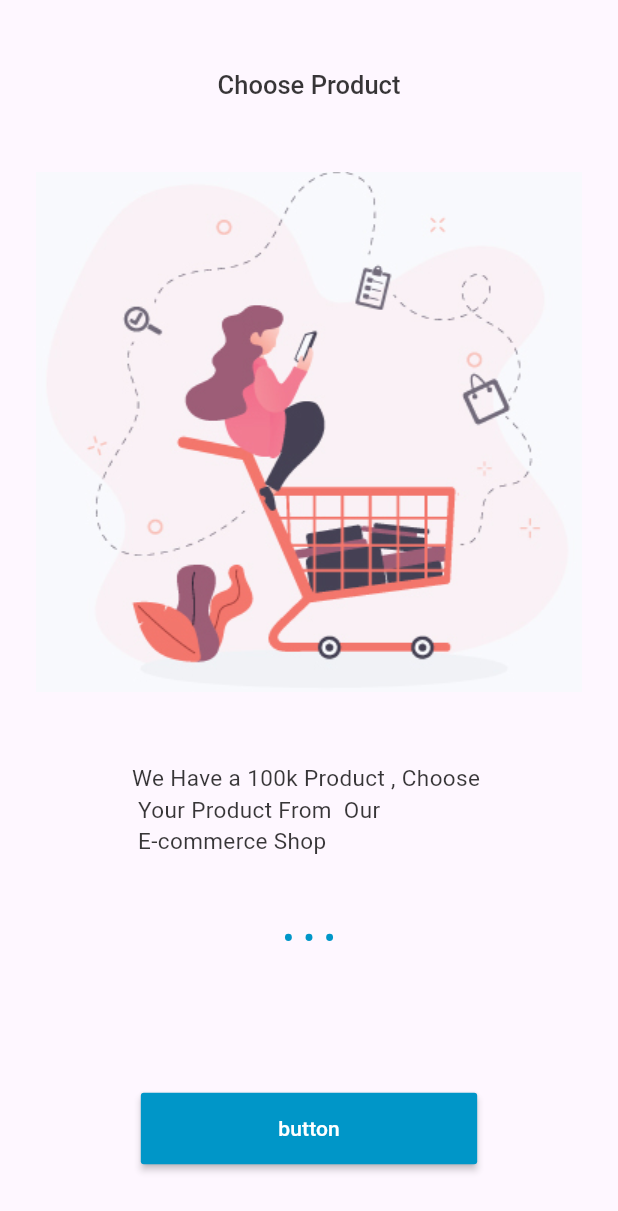
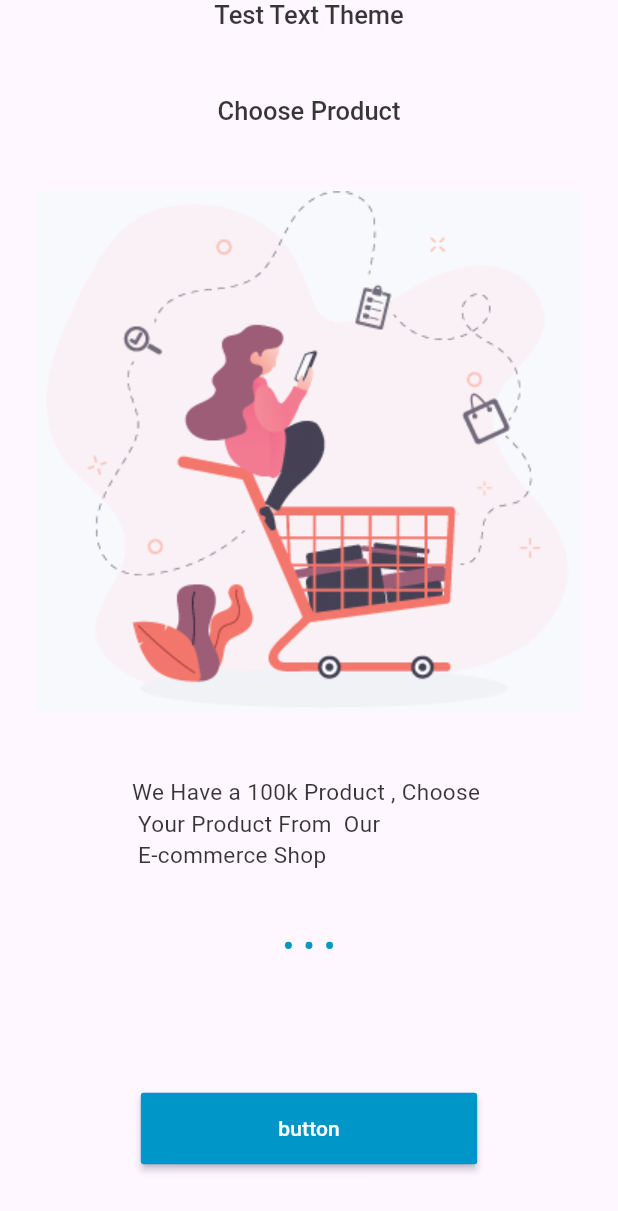
Before and after one commit to Ezzalarab/e_commerce_getx, a Flutter app: the screen it shows after launch, on a phone screen of 412 x 824 dp. Shown: the top 1211 px of the screen. Run offline on Flutter 3.47's test engine with Material 3 defaults, Android fonts, the phone set to English and light mode, and no system bars; our stand-ins replace flutter_screenutil, get; Roboto replaces fonts that are missing (Almarai); project files that could hold a hidden picture were left out.

Commit message:
testing app theme

```diff
--- a/lib/core/theme/app_theme.dart
+++ b/lib/core/theme/app_theme.dart
@@ -202,7 +202,7 @@ class AppTheme {
             color: _lightAppColors.onBackground,
           ),
           bodyMedium: AppTypography.body1.copyWith(
-            color: _lightAppColors.onBackground,
+            color: AppColors.primaryText,
           ),
           titleMedium: AppTypography.h4.copyWith(
             color: _lightAppColors.onBackground,
--- a/lib/view/pages/on_boarding_page.dart
+++ b/lib/view/pages/on_boarding_page.dart
@@ -9,6 +9,10 @@ class OnBoardingPage extends StatelessWidget {
       body: SafeArea(
         child: Column(
           children: [
+            Text(
+              'Test Text Theme',
+              style: Theme.of(context).textTheme.headlineLarge,
+            ),
             Expanded(
               flex: 3,
               child: PageView.builder(
```
